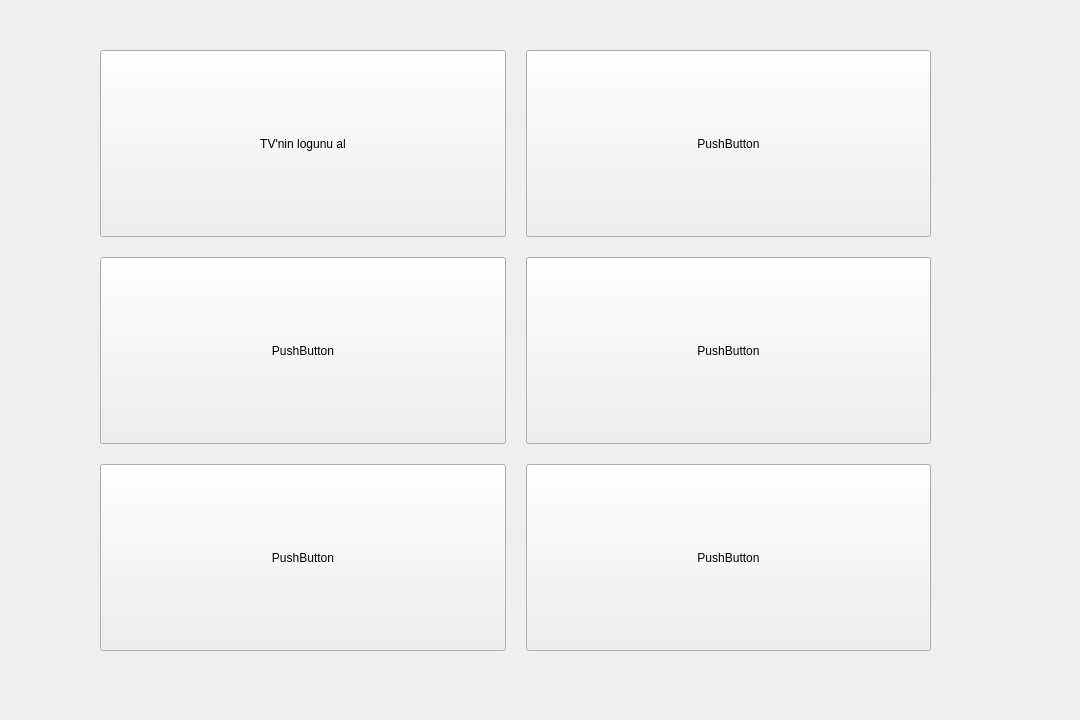
The window that ui/main_screen/main_screen.ui (cihansenyuz/system_controller) describes before a commit, drawn with Qt 5.
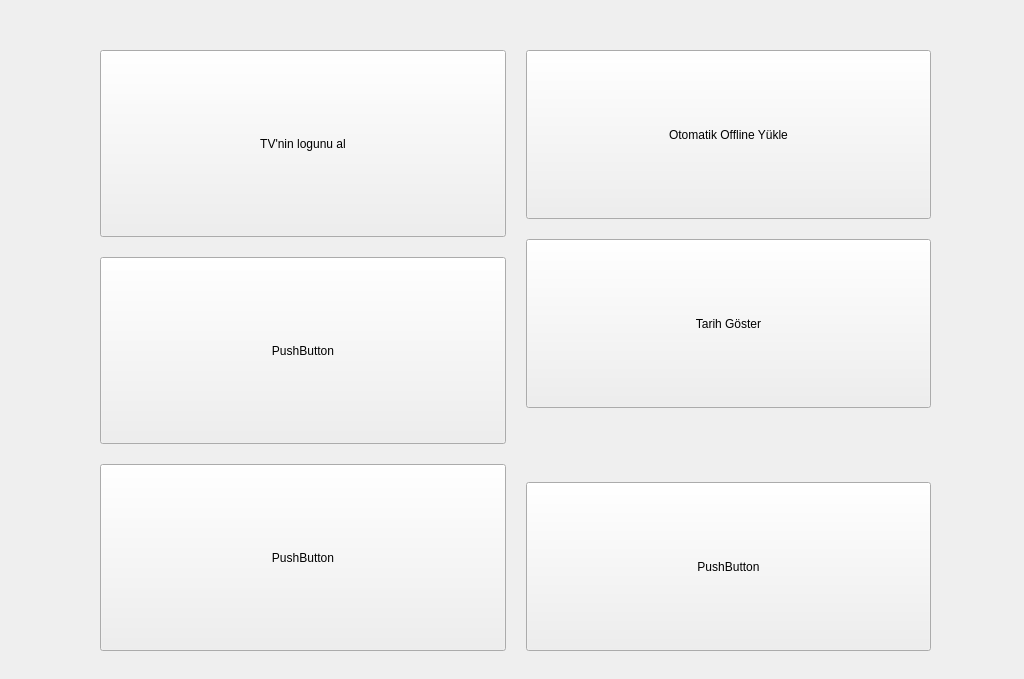
The same window after the commit.

Commit message: add qlabel for current date

Patch:
```diff
--- a/ui/main_screen/main_screen.ui
+++ b/ui/main_screen/main_screen.ui
@@ -9,8 +9,8 @@
    <rect>
     <x>0</x>
     <y>0</y>
-    <width>1080</width>
-    <height>720</height>
+    <width>1024</width>
+    <height>679</height>
    </rect>
   </property>
   <property name="sizePolicy">
@@ -109,7 +109,7 @@
      </layout>
     </item>
     <item>
-     <layout class="QVBoxLayout" name="verticalLayout_2">
+     <layout class="QVBoxLayout" name="verticalLayout_2" stretch="5,5,1,5">
       <property name="spacing">
        <number>20</number>
       </property>
@@ -131,7 +131,7 @@
          </sizepolicy>
         </property>
         <property name="text">
-         <string>PushButton</string>
+         <string>Otomatik Offline Yükle</string>
         </property>
        </widget>
       </item>
@@ -144,7 +144,17 @@
          </sizepolicy>
         </property>
         <property name="text">
-         <string>PushButton</string>
+         <string>Tarih Göster</string>
+        </property>
+       </widget>
+      </item>
+      <item>
+       <widget class="QLabel" name="label">
+        <property name="text">
+         <string/>
+        </property>
+        <property name="alignment">
+         <set>Qt::AlignCenter</set>
         </property>
        </widget>
       </item>
```
Left out of the diff: 4 changed lines with no effect on the pictures. The commit also changes 2 other files.
